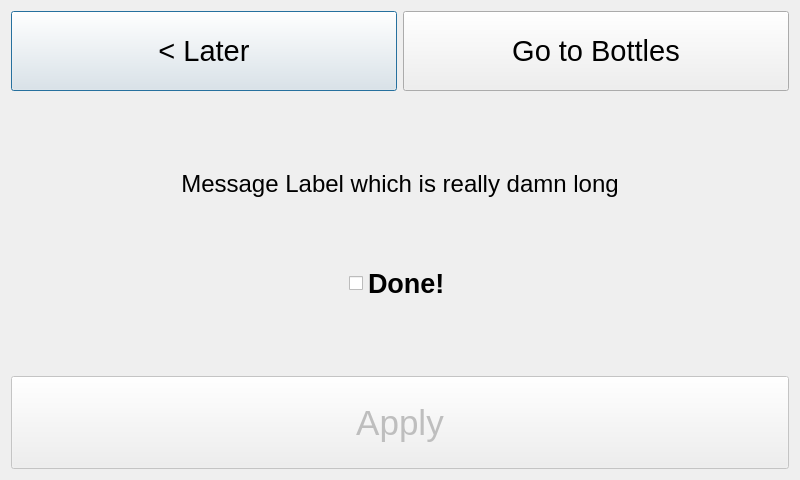
The window that src/ui_elements/refill_prompt.ui (AndreWohnsland/CocktailBerry) describes before a commit, drawn with Qt 5.
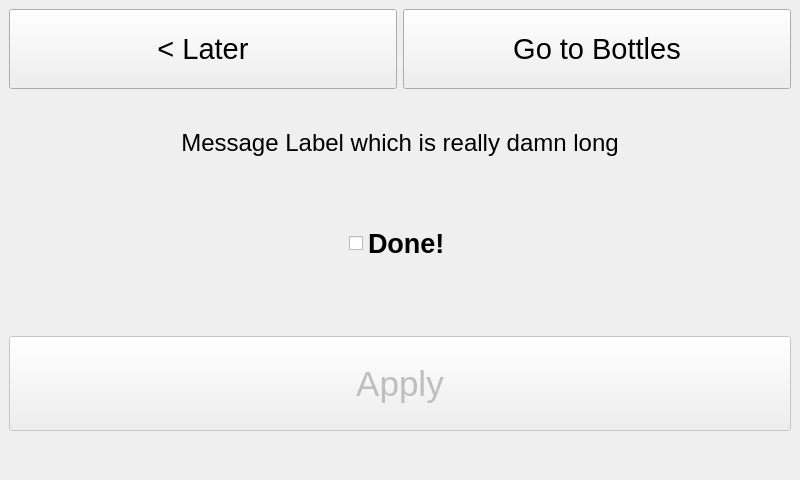
The same window after the commit.

Commit message: Refactor elements to use mainwindow instead dialog

Diff of the .ui file:
```diff
--- a/src/ui_elements/refill_prompt.ui
+++ b/src/ui_elements/refill_prompt.ui
@@ -1,7 +1,10 @@
 <?xml version="1.0" encoding="UTF-8"?>
 <ui version="4.0">
  <class>RefillPrompt</class>
- <widget class="QDialog" name="RefillPrompt">
+ <widget class="QMainWindow" name="RefillPrompt">
+  <property name="windowModality">
+   <enum>Qt::ApplicationModal</enum>
+  </property>
   <property name="geometry">
    <rect>
     <x>0</x>
@@ -10,13 +13,23 @@
     <height>480</height>
    </rect>
   </property>
+  <property name="minimumSize">
+   <size>
+    <width>800</width>
+    <height>480</height>
+   </size>
+  </property>
+  <property name="maximumSize">
+   <size>
+    <width>800</width>
+    <height>480</height>
+   </size>
+  </property>
   <property name="windowTitle">
    <string>Not enough Ingredient</string>
   </property>
-  <property name="styleSheet">
-   <string notr="true"/>
-  </property>
-  <layout class="QVBoxLayout" name="verticalLayout">
+  <widget class="QWidget" name="centralwidget">
+   <layout class="QVBoxLayout" name="verticalLayout_2">
    <item>
     <layout class="QHBoxLayout" name="horizontalLayout">
      <item>
@@ -75,22 +88,6 @@
      </item>
     </layout>
    </item>
-   <item>
-    <spacer name="verticalSpacer">
-     <property name="orientation">
-      <enum>Qt::Vertical</enum>
-     </property>
-     <property name="sizeType">
-      <enum>QSizePolicy::Maximum</enum>
-     </property>
-     <property name="sizeHint" stdset="0">
-      <size>
-       <width>20</width>
-       <height>40</height>
-      </size>
-     </property>
-    </spacer>
-   </item>
    <item>
     <widget class="QLabel" name="label_message">
      <property name="minimumSize">
@@ -191,7 +188,7 @@
     </layout>
    </item>
    <item>
-    <spacer name="verticalSpacer_2">
+     <spacer name="verticalSpacer">
      <property name="orientation">
       <enum>Qt::Vertical</enum>
      </property>
@@ -236,7 +233,24 @@
      </property>
     </widget>
    </item>
-  </layout>
+    <item>
+     <spacer name="verticalSpacer_2">
+      <property name="orientation">
+       <enum>Qt::Vertical</enum>
+      </property>
+      <property name="sizeType">
+       <enum>QSizePolicy::Maximum</enum>
+      </property>
+      <property name="sizeHint" stdset="0">
+       <size>
+        <width>20</width>
+        <height>40</height>
+       </size>
+      </property>
+     </spacer>
+    </item>
+   </layout>
+  </widget>
  </widget>
  <resources/>
  <connections/>
```
Lines whose indentation alone changed are shown as unchanged. The commit also changes 11 other files.
